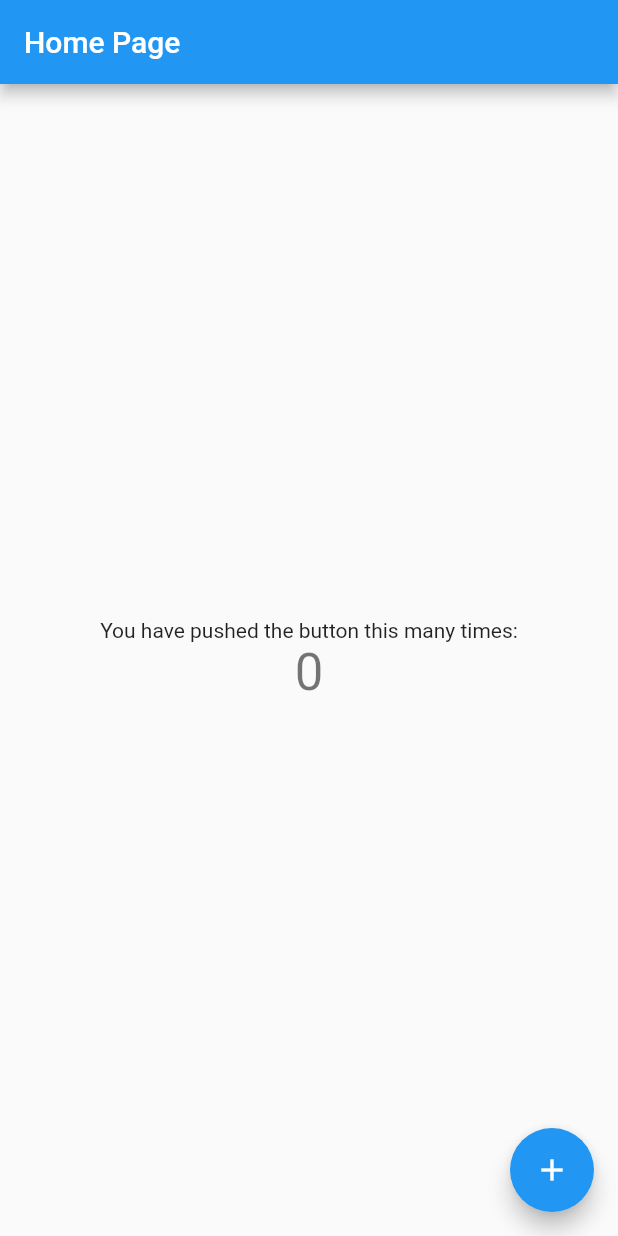
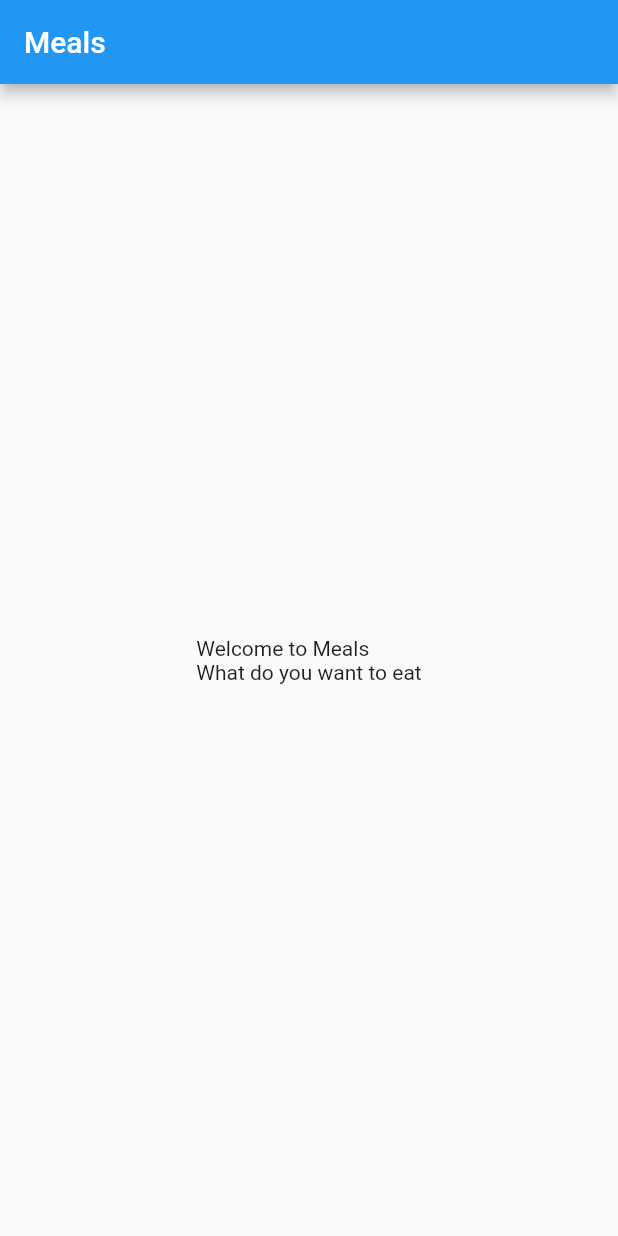
Before and after one commit to raman04-byte/meals, a Flutter app: the screen it shows after launch, on a phone screen of 412 x 824 dp. Run offline on Flutter 3.47's test engine with Material 2 defaults, Android fonts, the phone set to English and light mode, and no system bars.

```diff
--- a/lib/main.dart
+++ b/lib/main.dart
@@ -12,62 +12,42 @@ class MyApp extends StatelessWidget {
   Widget build(BuildContext context) {
     return MaterialApp(
       debugShowCheckedModeBanner: false,
-      title: 'Flutter Demo',
+      title: 'Meals',
       theme: ThemeData(
 
         primarySwatch: Colors.blue,
       ),
-      home: const MyHomePage(title: 'Home Page'),
+      home: MyHomePage(),
     );
   }
 }
 
 class MyHomePage extends StatefulWidget {
-  const MyHomePage({super.key, required this.title});
 
-
-  final String title;
 
   @override
   State<MyHomePage> createState() => _MyHomePageState();
 }
 
 class _MyHomePageState extends State<MyHomePage> {
-  int _counter = 0;
-
-  void _incrementCounter() {
-    setState(() {
-
-      _counter++;
-    });
-  }
 
   @override
   Widget build(BuildContext context) {
 
     return Scaffold(
       appBar: AppBar(
-        title: Text(widget.title),
+        title: const Text('Meals'),
       ),
       body: Center(
         child: Column(
           mainAxisAlignment: MainAxisAlignment.center,
-          children: <Widget>[
-            const Text(
-              'You have pushed the button this many times:',
-            ),
+          children: const [
             Text(
-              '$_counter',
-              style: Theme.of(context).textTheme.headlineMedium,
+              'Welcome to Meals\nWhat do you want to eat',
             ),
           ],
         ),
       ),
-      floatingActionButton: FloatingActionButton(
-        onPressed: _incrementCounter,
-        tooltip: 'Increment',
-        child: const Icon(Icons.add),
-      ),
     );
   }
 }
```
Also changed, not shown: lib/categories_screen.dart (added, +23 -0 lines), lib/dummy.dart (added, +43 -0 lines), lib/models/category.dart (added, +9 -0 lines).
